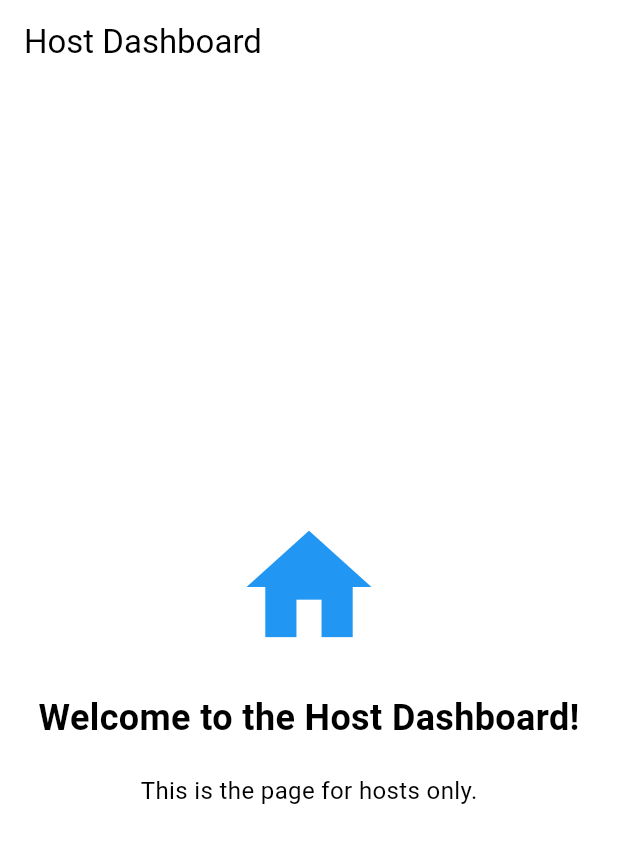
After one commit to sugonamu/balinchill, a Flutter app: the HostPage screen opened directly, on a phone screen of 412 x 824 dp. The commit adds this screen. Shown: the top 843 px of the screen. Run offline on Flutter 3.47's test engine with Material 3 defaults, Android fonts, the phone set to English and light mode, and no system bars; missing offline and left inert: pbp_django_auth.

Commit message:
guest or host feature

```diff
--- /dev/null
+++ b/lib/screens/host.dart
@@ -0,0 +1,34 @@
+import 'package:flutter/material.dart';
+
+class HostPage extends StatelessWidget {
+  const HostPage({super.key});
+
+  @override
+  Widget build(BuildContext context) {
+    return Scaffold(
+      appBar: AppBar(
+        title: const Text('Host Dashboard'),
+      ),
+      body: Center(
+        child: Column(
+          mainAxisAlignment: MainAxisAlignment.center,
+          children: const <Widget>[
+            Icon(
+              Icons.home,
+              size: 100,
+              color: Colors.blue,
+            ),
+            SizedBox(height: 20),
+            Text(
+              'Welcome to the Host Dashboard!',
+              style: TextStyle(fontSize: 24, fontWeight: FontWeight.bold),
+            ),
+            SizedBox(height: 20),
+            Text('This is the page for hosts only.',
+                style: TextStyle(fontSize: 16)),
+          ],
+        ),
+      ),
+    );
+  }
+}
--- a/lib/screens/register.dart
+++ b/lib/screens/register.dart
@@ -151,7 +151,7 @@ class _RegisterPageState extends State<RegisterPage> {
                       }
 
                       final response = await request.postJson(
-                        "http://127.0.0.1:8000/auth/register/",
+                        "http://localhost:8000/register/",
                         jsonEncode({
                           "username": username,
                           "password1": password1,
```
Also changed, not shown: lib/screens/guest.dart (added, +34 -0 lines), lib/screens/login.dart (+31 -32 lines).
